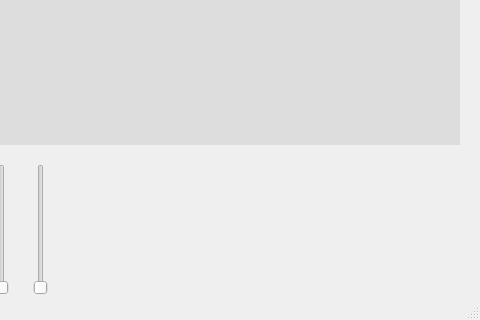
Old version of the form ui/simulation.ui in the repository fubarwrangler/atlassim; both pictures show x 151 to 631 and y 295 to 615 of the 631 by 615 pixel window.
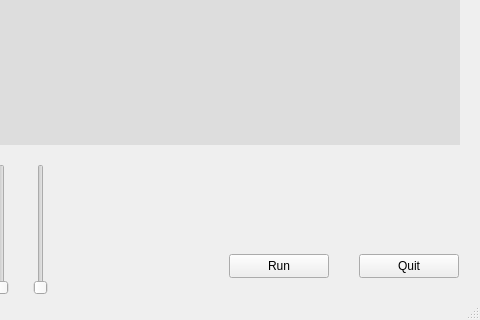
New version of the form. Custom widgets are drawn as their Qt base class.

Commit message: SImulation packaged in nice object for use in GUI

The edit to the form file:
```diff
--- a/ui/simulation.ui
+++ b/ui/simulation.ui
@@ -90,6 +90,32 @@
      </item>
     </layout>
    </widget>
+   <widget class="QPushButton" name="quitBtn">
+    <property name="geometry">
+     <rect>
+      <x>510</x>
+      <y>530</y>
+      <width>100</width>
+      <height>24</height>
+     </rect>
+    </property>
+    <property name="text">
+     <string>Quit</string>
+    </property>
+   </widget>
+   <widget class="QPushButton" name="startstop">
+    <property name="geometry">
+     <rect>
+      <x>380</x>
+      <y>530</y>
+      <width>100</width>
+      <height>24</height>
+     </rect>
+    </property>
+    <property name="text">
+     <string>Run</string>
+    </property>
+   </widget>
   </widget>
   <widget class="QMenuBar" name="menubar">
    <property name="geometry">
```
Left out of the diff: 2 changed lines with no effect on the pictures. The commit also changes 5 other files.
